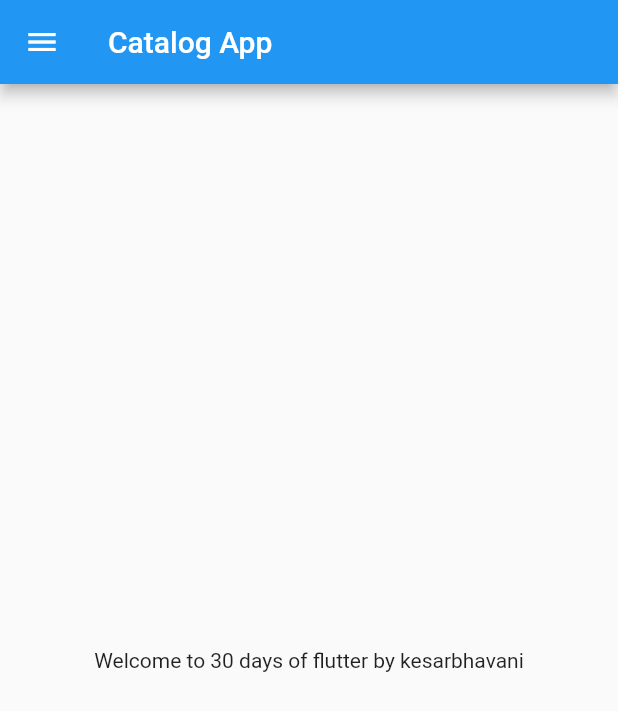
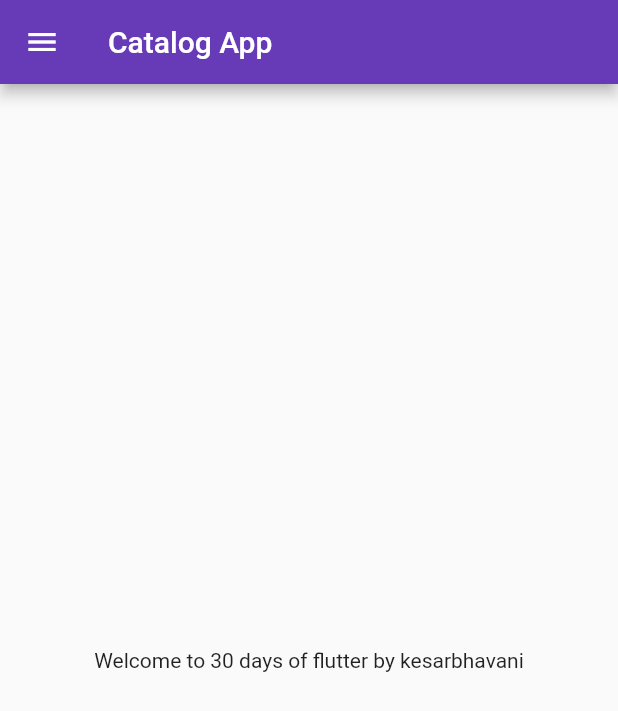
Before and after one commit to shaishav06/30DaysOfFlutter, a Flutter app: the screen it shows after launch, on a phone screen of 412 x 824 dp. Shown: the top 711 px of the screen. Run offline on Flutter 3.47's test engine with Material 2 defaults, Android fonts, the phone set to English and light mode, and no system bars.

Commit message:
DAY 3 Completed

```diff
--- a/lib/main.dart
+++ /dev/null
@@ -1,14 +0,0 @@
-import 'package:flutter/material.dart';
-import 'HomePage.dart';
-void main() {
-  runApp(MyApp());
-}
-
-class MyApp extends StatelessWidget {
-  @override
-  Widget build(BuildContext context) {
-    return MaterialApp(
-      home: HomePage(),
-    );
-  }
-}
--- /dev/null
+++ b/lib/pages/main.dart
@@ -0,0 +1,26 @@
+import 'package:flutter/material.dart';
+import 'HomePage.dart';
+import 'login_page.dart';
+void main() {
+  runApp(MyApp());
+}
+
+class MyApp extends StatelessWidget {
+  @override
+  Widget build(BuildContext context) {
+    return MaterialApp(
+      //home: HomePage(),
+      themeMode: ThemeMode.light,
+      theme: ThemeData(primarySwatch: Colors.deepPurple),
+      darkTheme: ThemeData(
+        brightness: Brightness.dark,
+      ),
+      initialRoute: "/home",
+      routes: {
+        "/": (context)=> LoginPage(),
+        "/home": (context)=> HomePage(),
+        "/login": (context)=> LoginPage(),
+      },
+    );
+  }
+}
```
Also changed, not shown: lib/pages/login_page.dart (added, +17 -0 lines), lib/pages/HomePage.dart (line endings or trailing spaces), 1 other file.
